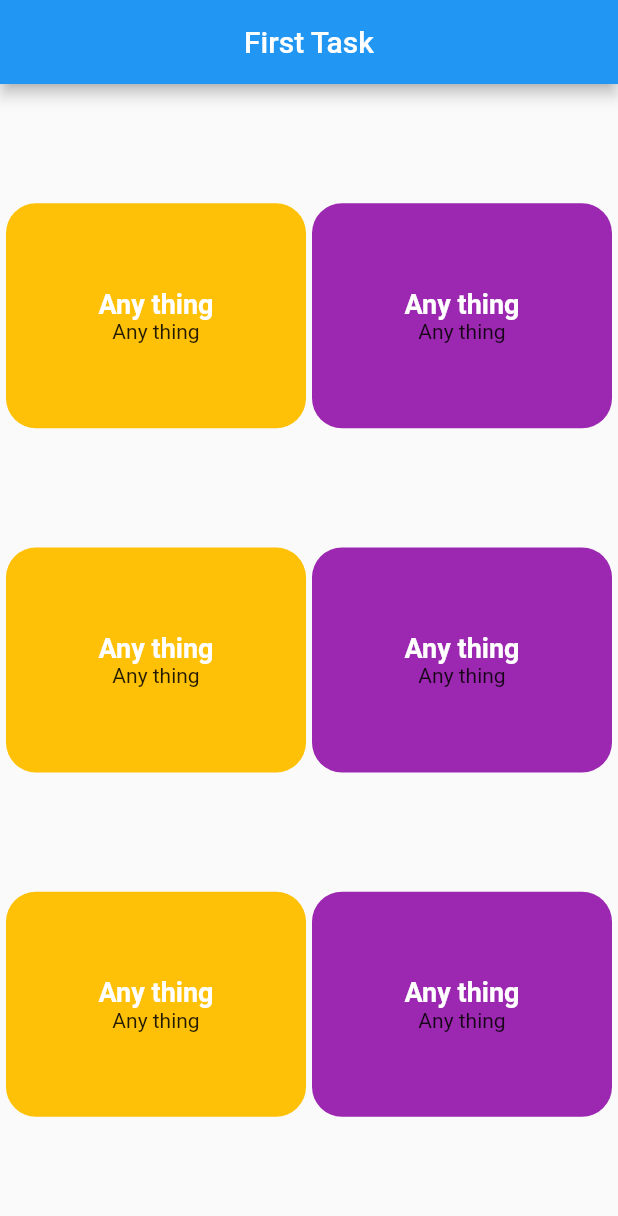
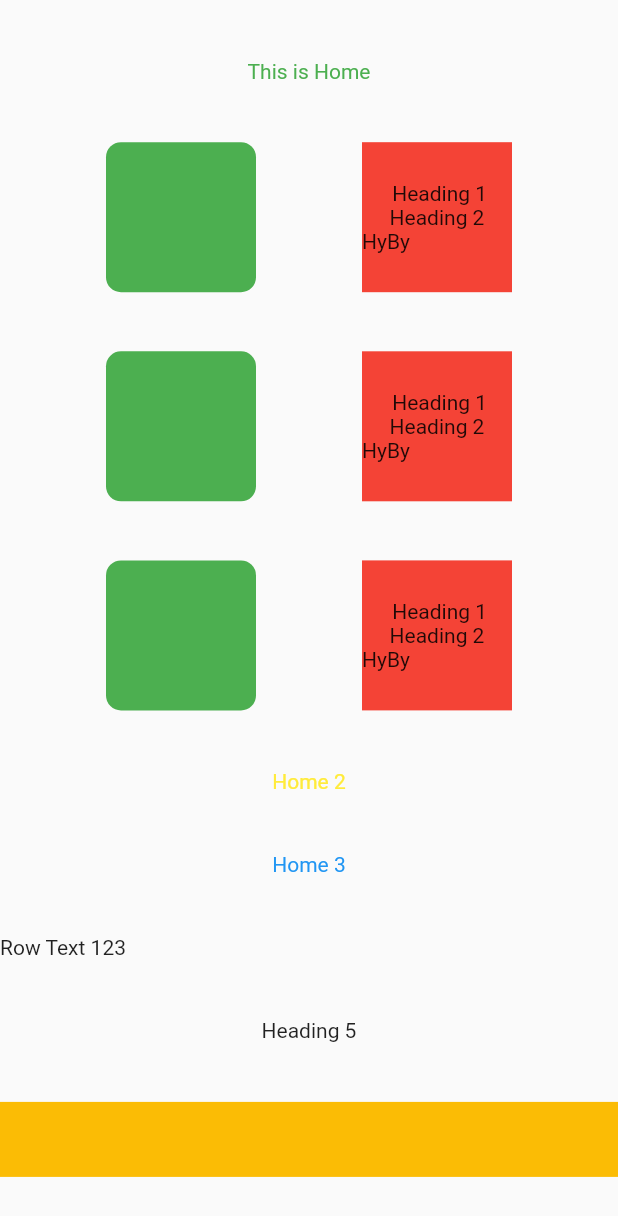
Before and after one commit to SyedMuhammadRehan/flutter_2022_bootcamp, a Flutter app: the screen it shows after launch, on a phone screen of 412 x 824 dp. Shown: the top 1216 px of the screen. Run offline on Flutter 3.47's test engine with Material 2 defaults, Android fonts, the phone set to English and light mode, and no system bars.

Commit message:
perf: 2nd class work

```diff
--- a/lib/main.dart
+++ b/lib/main.dart
@@ -1,5 +1,4 @@
 import 'package:flutter/material.dart';
-import 'package:flutter_2022_bootcamp/1st_task.dart';
 
 void main() {
   runApp(const MyApp());
@@ -12,12 +11,148 @@ class MyApp extends StatelessWidget {
   @override
   Widget build(BuildContext context) {
     return MaterialApp(
+      debugShowCheckedModeBanner: false,
       title: 'Flutter Demo',
       theme: ThemeData(
         // is not restarted.
         primarySwatch: Colors.blue,
       ),
-      home: const FirstTask(),
+      home: const HomePage(),
     );
   }
 }
+
+class HomePage extends StatelessWidget {
+  const HomePage({super.key});
+
+  @override
+  Widget build(BuildContext context) {
+    return Scaffold(
+      body: Column(
+        mainAxisAlignment: MainAxisAlignment.spaceEvenly,
+        children: [
+          const Text(
+            "This is Home",
+            style: TextStyle(
+              color: Colors.green,
+            ),
+          ),
+          Row(
+            mainAxisAlignment: MainAxisAlignment.spaceEvenly,
+            children: [
+              Container(
+                height: 100,
+                width: 100,
+                decoration: BoxDecoration(
+                  color: Colors.green,
+                  borderRadius: BorderRadius.circular(10),
+                ),
+              ),
+              Container(
+                height: 100,
+                width: 100,
+                color: Colors.red,
+                child: Column(
+                  mainAxisAlignment: MainAxisAlignment.center,
+                  children: [
+                    const Text(" Heading 1"),
+                    const Text("Heading 2"),
+                    Row(
+                      children: const [
+                        Text("Hy"),
+                        Text("By"),
+                      ],
+                    ),
+                  ],
+                ),
+              ),
+            ],
+          ),
+          Row(
+            mainAxisAlignment: MainAxisAlignment.spaceEvenly,
+            children: [
+              Container(
+                height: 100,
+                width: 100,
+                decoration: BoxDecoration(
+                  color: Colors.green,
+                  borderRadius: BorderRadius.circular(10),
+                ),
+              ),
+              Container(
+                height: 100,
+                width: 100,
+                color: Colors.red,
+                child: Column(
+                  mainAxisAlignment: MainAxisAlignment.center,
+                  children: [
+                    const Text(" Heading 1"),
+                    const Text("Heading 2"),
+                    Row(
+                      children: const [
+                        Text("Hy"),
+                        Text("By"),
+                      ],
+                    ),
+                  ],
+                ),
+              ),
+            ],
+          ),
+          Row(
+            mainAxisAlignment: MainAxisAlignment.spaceEvenly,
+            children: [
+              Container(
+                height: 100,
+                width: 100,
+                decoration: BoxDecoration(
+                  color: Colors.green,
+                  borderRadius: BorderRadius.circular(10),
+                ),
+              ),
+              Container(
+                height: 100,
+                width: 100,
+                color: Colors.red,
+                child: Column(
+                  mainAxisAlignment: MainAxisAlignment.center,
+                  children: [
+                    const Text(" Heading 1"),
+                    const Text("Heading 2"),
+                    Row(
+                      children: const [
+                        Text("Hy"),
+                        Text("By"),
+                      ],
+                    ),
+                  ],
+                ),
+              ),
+            ],
+          ),
+          const Text(
+            "Home 2",
+            style: TextStyle(
+              color: Colors.yellow,
+            ),
+          ),
+          const Text(
+            "Home 3",
+            style: TextStyle(
+              color: Colors.blue,
+            ),
+          ),
+          Row(
+            children: const [
+              Text("Row Text 1"),
+              Text("2"),
+              Text("3"),
+            ],
+          ),
+          const Text("Heading 5"),
+          Container(height: 50, color: const Color(0xffFBBC05)),
+        ],
+      ),
+    );
+  }
+}
```
